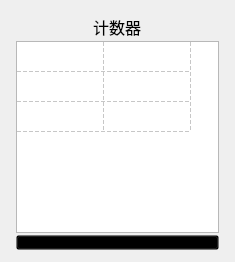
Old version of the form uiFiles/ui_score_board.ui in the repository eee555/Solvable-Minesweeper.
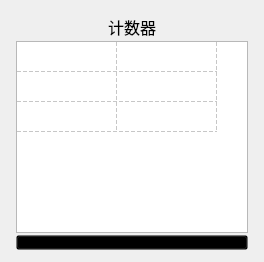
New version of the form. Icons and pictures are not drawn. Custom widgets are drawn as their Qt base class.

Patch:
```diff
--- a/uiFiles/ui_score_board.ui
+++ b/uiFiles/ui_score_board.ui
@@ -6,19 +6,19 @@
    <rect>
     <x>0</x>
     <y>0</y>
-    <width>234</width>
+    <width>264</width>
     <height>492</height>
    </rect>
   </property>
   <property name="minimumSize">
    <size>
-    <width>234</width>
+    <width>264</width>
     <height>30</height>
    </size>
   </property>
   <property name="maximumSize">
    <size>
-    <width>239</width>
+    <width>264</width>
     <height>1000</height>
    </size>
   </property>
@@ -110,7 +110,7 @@
      </property>
      <property name="maximumSize">
       <size>
-       <width>203</width>
+       <width>232</width>
        <height>16777215</height>
       </size>
      </property>
@@ -186,12 +186,6 @@
      <attribute name="horizontalHeaderCascadingSectionResizes">
       <bool>false</bool>
      </attribute>
-     <attribute name="horizontalHeaderMinimumSectionSize">
-      <number>28</number>
-     </attribute>
-     <attribute name="horizontalHeaderDefaultSectionSize">
-      <number>87</number>
-     </attribute>
      <attribute name="horizontalHeaderHighlightSections">
       <bool>false</bool>
      </attribute>
```
Left out of the diff: 12 changed lines with no effect on the pictures.
